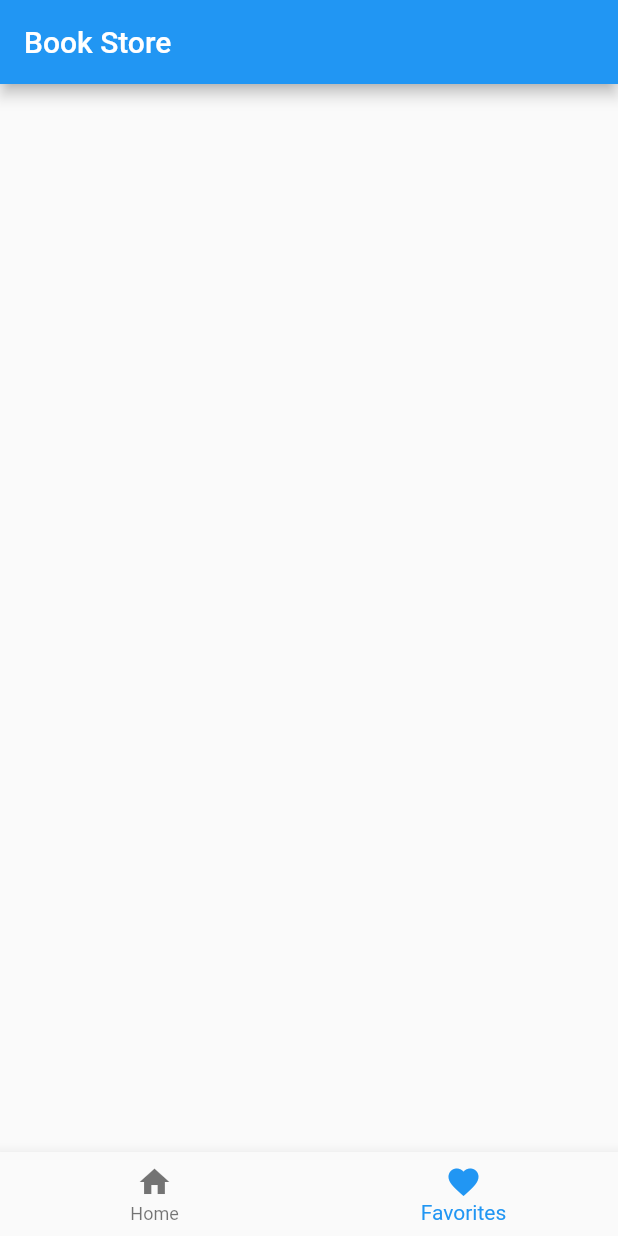
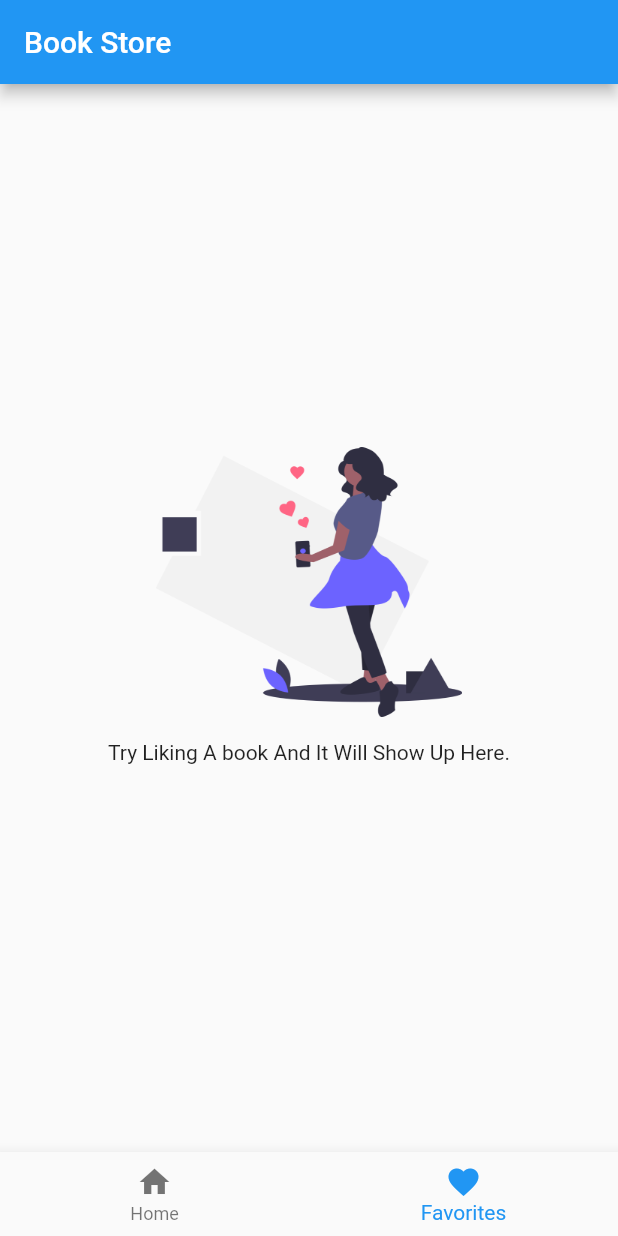
Before and after one commit to Digital-Vault/Thunder, a Flutter app: the screen it shows after launch, item 2 of the bottom bar chosen, on a phone screen of 412 x 824 dp. Run offline on Flutter 3.47's test engine with Material 2 defaults, Android fonts, the phone set to English and light mode, and no system bars; our stand-ins replace eva_icons_flutter, rxdart, transparent_image; network calls fail; project files that could hold a hidden picture were left out.

Commit message:
Add favorite widget
Add favorite widget which shows all favorite books. This allows the user
to view book at a later time.

```diff
--- /dev/null
+++ b/lib/favorite_books.dart
@@ -0,0 +1,72 @@
+import 'dart:collection';
+
+import 'package:flutter/material.dart';
+
+import 'api/book.dart';
+import 'book_provider.dart';
+
+/// A favorite books page.
+///
+/// Shows a collection of books the user has favored.
+class FavoriteBooks extends StatelessWidget {
+  @override
+  Widget build(BuildContext context) {
+    final bookBloc = BookProvider.of(context);
+
+    return StreamBuilder<UnmodifiableListView<Book>>(
+      stream: bookBloc.favoriteBooks,
+      builder: _blocBuilder,
+    );
+  }
+
+  Widget _blocBuilder(BuildContext context,
+      AsyncSnapshot<UnmodifiableListView<Book>> snapshot) {
+    if (!snapshot.hasData) {
+      return _buildProgressBar();
+    } else if (snapshot.data.isEmpty) {
+      return _emptyFavorites();
+    }
+
+    return _buildListView(snapshot.data);
+  }
+
+  Widget _buildProgressBar() =>
+      const Center(child: CircularProgressIndicator());
+
+  Widget _emptyFavorites() => Padding(
+        padding: const EdgeInsets.symmetric(horizontal: 40),
+        child: _mainColumn(),
+      );
+
+  Widget _mainColumn() => Column(
+        mainAxisAlignment: MainAxisAlignment.center,
+        crossAxisAlignment: CrossAxisAlignment.center,
+        children: [_emptyFavoriteImage(), _emptyFavoriteText()],
+      );
+
+  Widget _emptyFavoriteImage() => Image.asset(
+        'assets/girl_like.png',
+        scale: 4,
+        fit: BoxFit.cover,
+      );
+
+  Widget _emptyFavoriteText() => const Padding(
+        padding: EdgeInsets.symmetric(vertical: 16),
+        child: Center(
+          child: Text('Try Liking A book And It Will Show Up Here.'),
+        ),
+      );
+
+  Widget _buildListView(UnmodifiableListView<Book> books) => ListView(
+        padding: const EdgeInsets.all(16),
+        children: books.map(_buildTitle).toList(),
+      );
+
+  Widget _buildTitle(Book book) => ListTile(
+        title: Text(book.title),
+        subtitle: Text(book.author),
+        onTap: _onTap,
+      );
+
+  void _onTap() {}
+}
--- a/lib/my_home.dart
+++ b/lib/my_home.dart
@@ -1,4 +1,5 @@
 import 'package:flutter/material.dart';
+import 'package:flutter_sample/favorite_books.dart';
 import 'package:flutter_sample/shopping_cart_app.dart';
 
 /// An enum representing different contents in home page.
@@ -43,6 +44,8 @@ class _MyHomeState extends State<MyHome> {
 
     if (_selectedIndex == Page.books.index) {
       content = ShoppingCartApp();
+    } else {
+      content = FavoriteBooks();
     }
 
     return Center(
```
Also changed, not shown: assets/girl_like.png (added).
